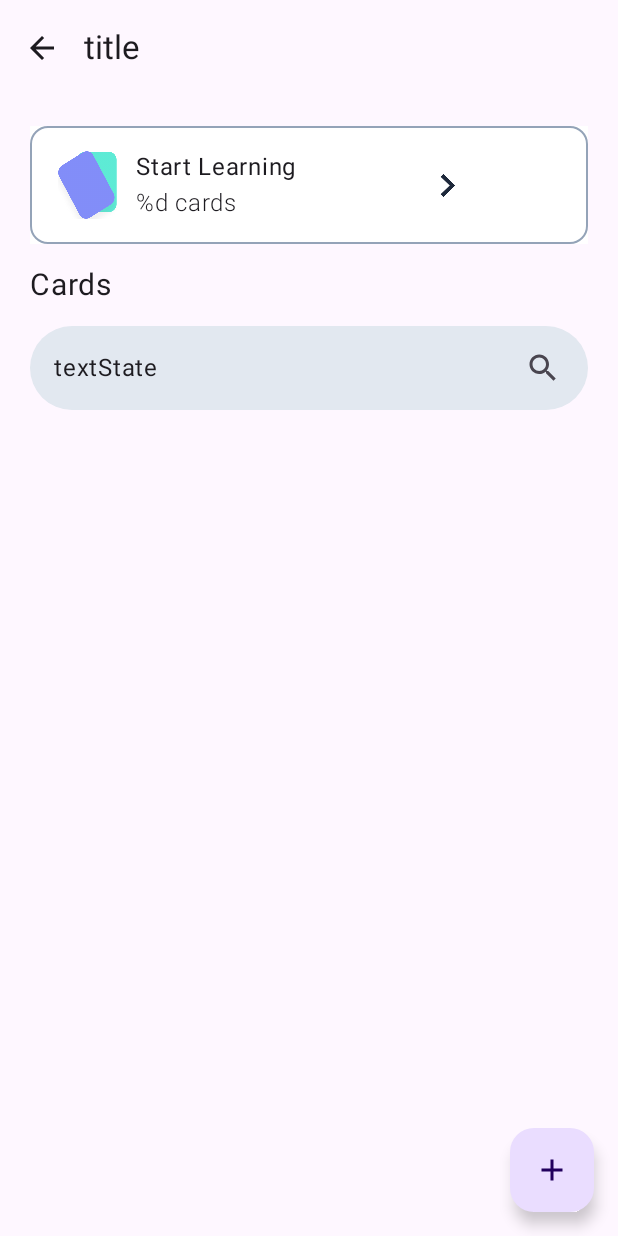
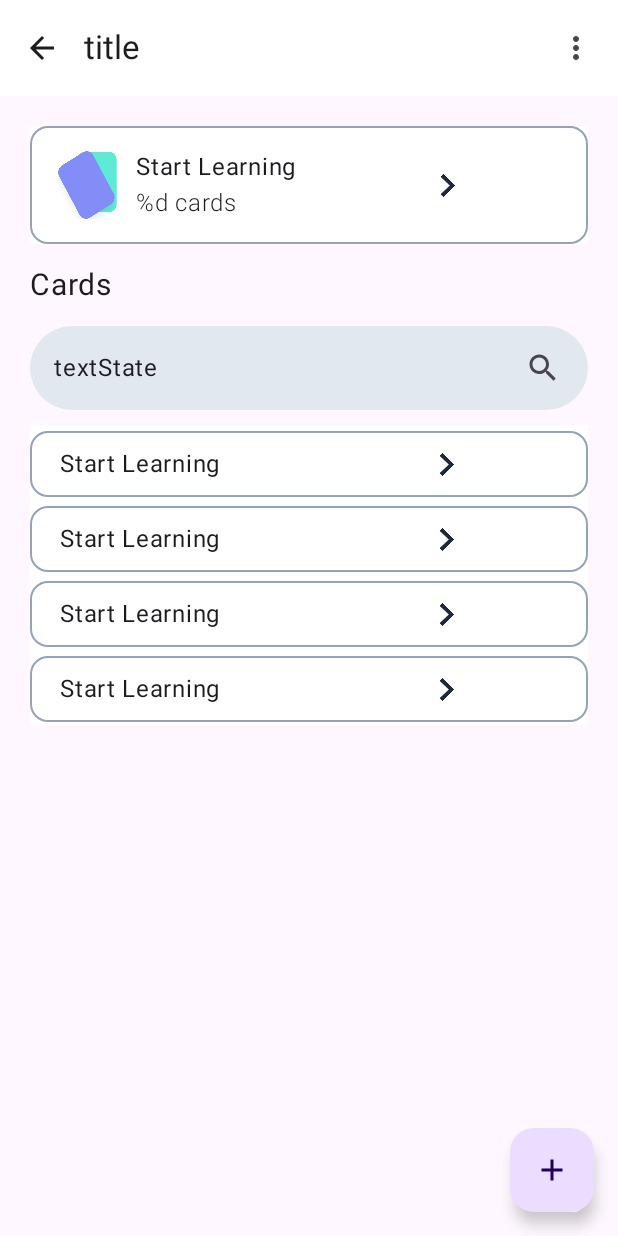
Before and after one commit to Tr1Fecta-7/Recall, an Android app built with Jetpack Compose: the composable DeckDetailScreen shown on its own in the app's theme, on a phone screen of 412 x 824 dp. Run offline under Robolectric (Android 15) with nearby library versions, the phone set to English and light mode, and no system bars; libraries missing offline, so code that uses them is left out: com.ramcosta.composedestinations; 1 statement that could not run was skipped.

Commit message:
screen done

```diff
--- a/android/app/src/main/java/nl/recall/components/deckDetail/DeckDetailScreen.kt
+++ b/android/app/src/main/java/nl/recall/components/deckDetail/DeckDetailScreen.kt
@@ -12,24 +12,33 @@ import androidx.compose.foundation.layout.height
 import androidx.compose.foundation.layout.padding
 import androidx.compose.foundation.layout.size
 import androidx.compose.foundation.layout.width
+import androidx.compose.foundation.lazy.LazyColumn
+import androidx.compose.foundation.lazy.items
 import androidx.compose.foundation.shape.RoundedCornerShape
 import androidx.compose.foundation.text.KeyboardActions
 import androidx.compose.material.icons.Icons
 import androidx.compose.material.icons.filled.Add
 import androidx.compose.material.icons.filled.ArrowBack
+import androidx.compose.material.icons.filled.ArrowForward
 import androidx.compose.material.icons.filled.Close
+import androidx.compose.material.icons.filled.MoreVert
 import androidx.compose.material.icons.filled.Search
 import androidx.compose.material.icons.outlined.Close
 import androidx.compose.material3.Card
 import androidx.compose.material3.CardDefaults
+import androidx.compose.material3.ExperimentalMaterial3Api
 import androidx.compose.material3.FloatingActionButton
 import androidx.compose.material3.Icon
 import androidx.compose.material3.IconButton
+import androidx.compose.material3.MaterialTheme
 import androidx.compose.material3.Scaffold
 import androidx.compose.material3.Text
 import androidx.compose.material3.TextField
 import androidx.compose.material3.TextFieldDefaults
 import androidx.compose.material3.TopAppBar
+import androidx.compose.material3.TopAppBarColors
+import androidx.compose.material3.TopAppBarDefaults
+import androidx.compose.material3.contentColorFor
 import androidx.compose.runtime.Composable
 import androidx.compose.ui.Alignment
 import androidx.compose.ui.Modifier
@@ -37,6 +46,7 @@ import androidx.compose.ui.graphics.Brush
 import androidx.compose.ui.graphics.Color
 import androidx.compose.ui.graphics.RectangleShape
 import androidx.compose.ui.graphics.Shape
+import androidx.compose.ui.graphics.vector.DefaultTintColor
 import androidx.compose.ui.res.painterResource
 import androidx.compose.ui.res.stringResource
 import androidx.compose.ui.text.TextStyle
@@ -54,14 +64,19 @@ import nl.recall.theme.AppTheme
 
 @RootNavGraph(start = true)
 @Destination
+@OptIn(ExperimentalMaterial3Api::class)
 @SuppressLint("UnusedMaterial3ScaffoldPaddingParameter")
 @Composable
 fun DeckDetailScreen() {
+    val list: List<String> = listOf("boe", "bah", "", "")
+
+
     Scaffold(
         topBar = {
             TopAppBar(
-                modifier = Modifier.background(AppTheme.neutral50),
-
+                colors = TopAppBarDefaults.centerAlignedTopAppBarColors(
+                    containerColor = AppTheme.white
+                ),
                 title = {
                     Text(text = "title")
                 },
@@ -70,8 +85,10 @@ fun DeckDetailScreen() {
                         Icon(imageVector = Icons.Default.ArrowBack, contentDescription = "go back")
                     }
                 },
-                actions = IconButton(onClick = { /*TODO*/ }) {
-                    Icon(painter = painterResource(id = Icons.Default.T), contentDescription = )
+                actions = {
+                    IconButton(onClick = { /*TODO*/ }) {
+                        Icon(imageVector = Icons.Default.MoreVert, contentDescription = "")
+                    }
                 }
 
             )
@@ -81,6 +98,7 @@ fun DeckDetailScreen() {
                 modifier = Modifier
                     .padding(it)
                     .fillMaxSize(),
+
             ) {
                 Column(
                     modifier = Modifier
@@ -94,7 +112,10 @@ fun DeckDetailScreen() {
                         border = BorderStroke(1.dp, AppTheme.neutral400),
                         colors = CardDefaults.cardColors(
                             containerColor = AppTheme.white
-                        )
+                        ),
+                        onClick = {
+                            //To do
+                        }
                     ) {
                         Row(
                             verticalAlignment = Alignment.CenterVertically,
@@ -149,7 +170,7 @@ fun DeckDetailScreen() {
                         singleLine = true,
                         trailingIcon = {
                             if (false) {
-                                IconButton(onClick = {  }) {
+                                IconButton(onClick = { }) {
                                     Icon(
                                         imageVector = Icons.Outlined.Close,
                                         contentDescription = "clear textfield"
@@ -159,12 +180,56 @@ fun DeckDetailScreen() {
                                 IconButton(
                                     modifier = Modifier.padding(end = 6.dp),
                                     onClick = { /*TODO*/ }) {
-                                    Icon(imageVector = Icons.Default.Search, contentDescription = "search")
+                                    Icon(
+                                        imageVector = Icons.Default.Search,
+                                        contentDescription = "search"
+                                    )
                                 }
                             }
                         }
                     )
-
+                LazyColumn(
+                    modifier = Modifier.padding(top = 10.dp)
+                ) {
+                    items(
+                        items = list,
+                        itemContent = {
+                            Card(
+                                modifier = Modifier
+                                    .fillMaxWidth()
+                                    .background(AppTheme.white)
+                                    .padding(top = 2.dp),
+                                border = BorderStroke(1.dp, AppTheme.neutral400),
+                                colors = CardDefaults.cardColors(
+                                    containerColor = AppTheme.white
+                                ),
+                                onClick = {
+                                    //To do
+                                }
+                            ) {
+                                Row(
+                                    verticalAlignment = Alignment.CenterVertically,
+                                    modifier = Modifier.padding(10.dp)
+                                ) {
+                                    Column(
+                                        modifier = Modifier
+                                            .padding(start = 10.dp)
+                                            .width(250.dp)
+                                    ) {
+                                        Text(
+                                            text = stringResource(id = R.string.start_learning_text)
+                                            )
+                                    }
+                                    Image(
+                                        modifier = Modifier.size(15.dp),
+                                        painter = painterResource(id = R.drawable.navigate_next),
+                                        contentDescription = "open card"
+                                    )
+                                }
+                            }
+                        }
+                    )
+                }
                 }
             }
         },
```
